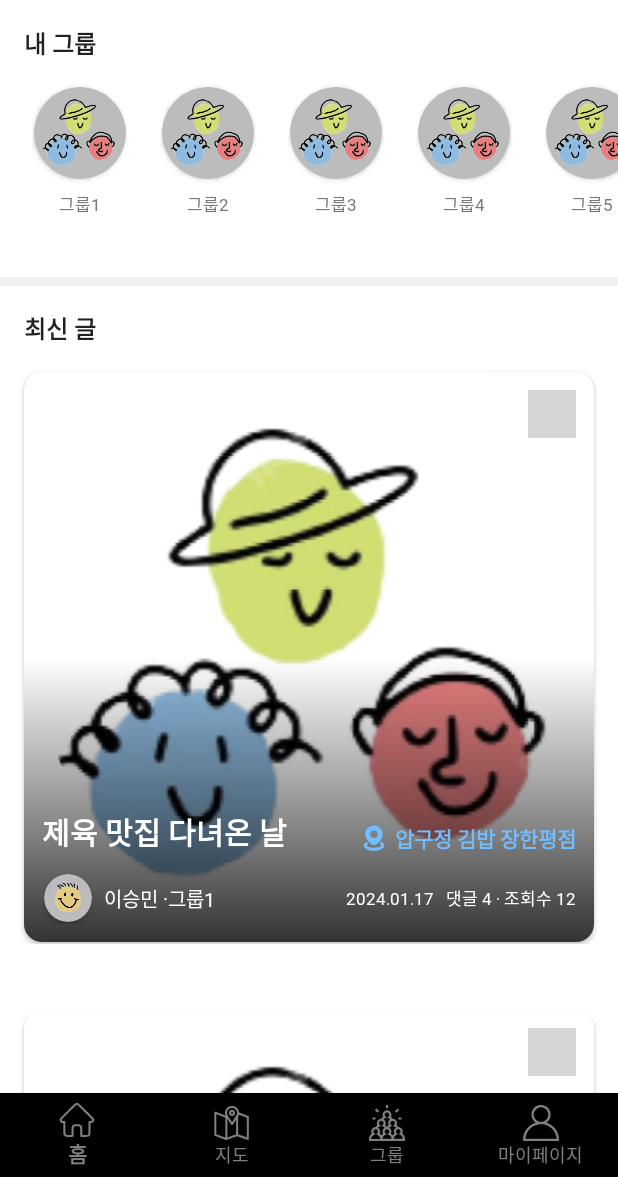
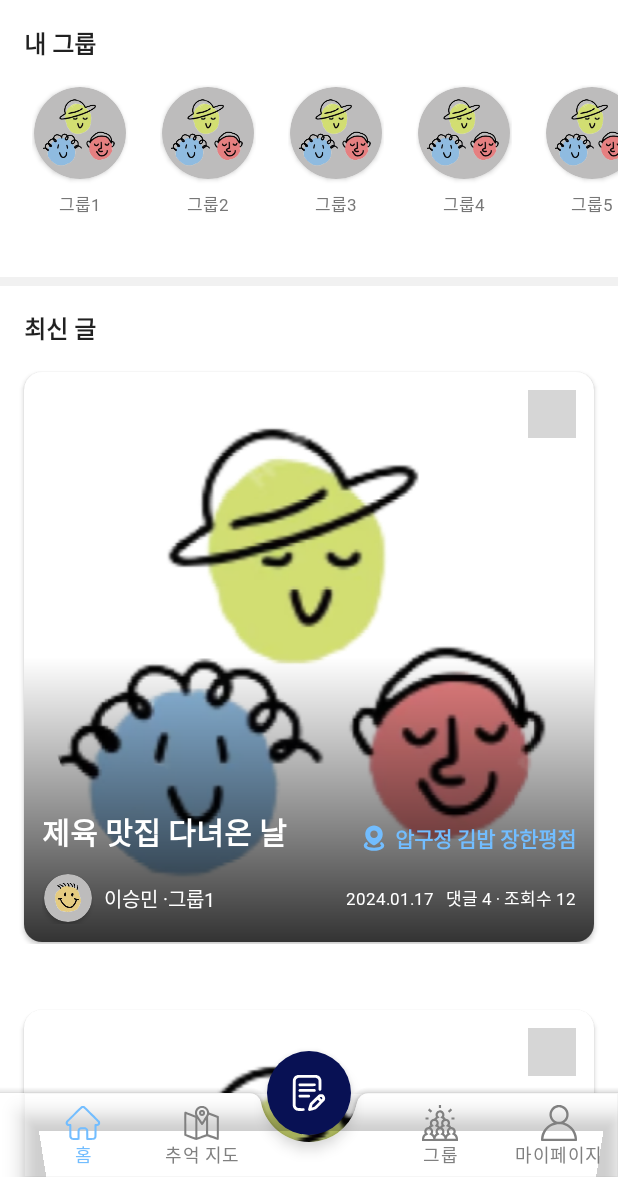
Before and after one commit to TTT-Sesac-2nd-project/WeWrite-FE, an Android app: the MainActivity screen opened directly, with no data from a screen before it, on a phone screen of 412 x 824 dp, the part 59-1236 px from its top. Run offline under Robolectric (Android 15) with nearby library versions, the phone set to English and light mode, and no system bars; pictures from the network do not load; grey boxes are pictures that could not be loaded.

Commit message:
navigation bar setting 변경

```diff
--- a/app/build.gradle
+++ b/app/build.gradle
@@ -66,7 +66,6 @@ dependencies {
     implementation 'com.squareup.okhttp3:logging-interceptor:4.9.2'
     implementation 'com.squareup.okhttp3:okhttp:4.9.2'
     implementation 'com.github.bumptech.glide:glide:4.12.0'
-    //dagger hilt
     implementation "com.google.dagger:hilt-android:2.40.5"
     implementation 'androidx.hilt:hilt-lifecycle-viewmodel:1.0.0-alpha03'
     testImplementation 'junit:junit:4.13.2'
--- a/app/src/main/AndroidManifest.xml
+++ b/app/src/main/AndroidManifest.xml
@@ -19,12 +19,7 @@
         </activity>
         <activity
             android:name=".ui.group.GroupPageActivity"
-            android:exported="true">
-            <intent-filter>
-                <action android:name="android.intent.action.MAIN" />
-
-                <category android:name="android.intent.category.LAUNCHER" />
-            </intent-filter>
+            android:exported="false">
         </activity>
         <activity
             android:name=".ui.detail.DetailActivity"
@@ -42,6 +37,11 @@
         <activity
             android:name=".ui.login.SplashActivity"
             android:exported="true">
+            <intent-filter>
+                <action android:name="android.intent.action.MAIN" />
+
+                <category android:name="android.intent.category.LAUNCHER" />
+            </intent-filter>
         </activity>
         <activity
             android:name=".ui.login.LoginActivity"
--- /dev/null
+++ b/app/src/main/res/drawable/bottom_navi_color.xml
@@ -0,0 +1,7 @@
+<?xml version="1.0" encoding="utf-8"?>
+<selector xmlns:android="http://schemas.android.com/apk/res/android">
+    <!-- 클릭했을 경우 -->
+    <item android:state_checked="true" android:color="@color/SkyBlue" />
+    <!-- 클릭하지 않은 경우 -->
+    <item android:state_checked="false" android:color="@color/gray" />
+</selector>
--- /dev/null
+++ b/app/src/main/res/drawable/vi_write_post.xml
@@ -0,0 +1,21 @@
+<vector xmlns:android="http://schemas.android.com/apk/res/android"
+    android:width="32dp"
+    android:height="32dp"
+    android:viewportWidth="28"
+    android:viewportHeight="28">
+    <path
+        android:fillColor="#FFFFFFFF"
+        android:pathData="M4.79 0.1c-1.72 0.44-2.95 1.74-3.3 3.5-0.1 0.6-0.1 20.2 0 20.8 0.3 1.53 1.27 2.71 2.67 3.29C4.87 27.99 5.04 28 7.5 28c2.14 0 2.3 0 2.49-0.1 0.25-0.14 0.42-0.31 0.53-0.57 0.22-0.53 0-1.15-0.53-1.41-0.19-0.1-0.35-0.1-2.1-0.1-1.05-0.01-2.08-0.03-2.28-0.06-0.96-0.12-1.73-0.83-1.9-1.75C3.64 23.61 3.64 4.4 3.72 4c0.17-0.92 0.94-1.63 1.9-1.75 0.48-0.06 13.38-0.06 13.86 0 0.96 0.12 1.73 0.83 1.9 1.75 0.04 0.18 0.06 1.66 0.06 3.82v3.54l0.12 0.24c0.07 0.13 0.22 0.32 0.33 0.4 0.18 0.15 0.27 0.18 0.58 0.2 0.55 0.03 0.93-0.2 1.13-0.66 0.12-0.3 0.12-7.3 0-7.93-0.35-1.8-1.61-3.11-3.35-3.51C19.9 0 19.07 0 12.5 0 5.7 0 5.14 0 4.8 0.1Z"/>
+    <path
+        android:fillColor="#FFFFFFFF"
+        android:pathData="M6.43 6.65c-0.76 0.39-0.85 1.37-0.18 1.9l0.21 0.17 6.01 0.02c5.83 0.01 6.02 0.01 6.22-0.1 0.82-0.41 0.82-1.55 0-1.97-0.2-0.1-0.4-0.1-6.15-0.1-5.28 0-5.97 0-6.11 0.08Z"/>
+    <path
+        android:fillColor="#FFFFFFFF"
+        android:pathData="M6.43 11.03c-0.76 0.38-0.85 1.37-0.18 1.9l0.21 0.17 6.01 0.01c5.83 0.02 6.02 0.02 6.22-0.09 0.82-0.42 0.82-1.56 0-1.98-0.2-0.1-0.4-0.1-6.15-0.1-5.28 0-5.97 0-6.11 0.09Z"/>
+    <path
+        android:fillColor="#FFFFFFFF"
+        android:pathData="M22.43 14.96c-0.44 0.12-0.75 0.27-1.12 0.54-0.18 0.13-1.74 1.65-3.47 3.38L14.72 22l-0.2 0.63c-1.15 3.78-1.2 3.91-1.2 4.28 0 0.32 0.02 0.39 0.16 0.6 0.1 0.12 0.27 0.29 0.38 0.35 0.4 0.22 0.61 0.19 3.08-0.5 1.23-0.34 2.33-0.66 2.43-0.71 0.1-0.05 1.62-1.54 3.39-3.3 3.18-3.19 3.2-3.21 3.43-3.67 0.5-1.04 0.5-2.03 0.01-3.04-0.36-0.73-1.05-1.34-1.83-1.61-0.44-0.16-1.5-0.2-1.94-0.08Zm1.23 2.22c0.35 0.13 0.68 0.6 0.68 0.98 0 0.24-0.17 0.59-0.37 0.77l-0.16 0.16-0.73-0.74-0.73-0.74 0.15-0.17c0.1-0.1 0.24-0.2 0.33-0.25 0.2-0.08 0.62-0.1 0.83-0.01Zm-3.44 5.5l-2 2.01-1.06 0.3-1.05 0.26c-0.02 0 0.12-0.47 0.3-1.04l0.3-1.02 2.01-2.01 2.01-2 0.75 0.74 0.75 0.75-2.01 2Z"/>
+    <path
+        android:fillColor="#FFFFFFFF"
+        android:pathData="M6.43 15.4c-0.76 0.4-0.85 1.37-0.18 1.9l0.21 0.17h3.88 3.87l0.21-0.17c0.6-0.47 0.6-1.31 0-1.8l-0.21-0.16-3.8-0.02c-3.39 0-3.84 0-3.98 0.08Z"/>
+</vector>
--- a/app/src/main/res/layout/activity_main.xml
+++ b/app/src/main/res/layout/activity_main.xml
@@ -1,32 +1,48 @@
 <?xml version="1.0" encoding="utf-8"?>
-<androidx.constraintlayout.widget.ConstraintLayout xmlns:android="http://schemas.android.com/apk/res/android"
+<androidx.coordinatorlayout.widget.CoordinatorLayout
+    xmlns:android="http://schemas.android.com/apk/res/android"
     xmlns:app="http://schemas.android.com/apk/res-auto"
     xmlns:tools="http://schemas.android.com/tools"
     android:layout_width="match_parent"
     android:layout_height="match_parent"
     tools:context=".ui.MainActivity">
 
-    <FrameLayout
+    <androidx.fragment.app.FragmentContainerView
         android:id="@+id/fragment_container"
         android:layout_width="match_parent"
-        android:layout_height="0dp"
-        android:text="Hello World!"
-        app:layout_constraintBottom_toTopOf="@+id/bottom_navi"
-        app:layout_constraintEnd_toEndOf="parent"
-        app:layout_constraintStart_toStartOf="parent"
-        app:layout_constraintTop_toTopOf="parent" />
+        android:layout_height="match_parent" />
 
-    <com.google.android.material.bottomnavigation.BottomNavigationView
-        android:id="@+id/bottom_navi"
+    <com.google.android.material.bottomappbar.BottomAppBar
+        android:id="@+id/bottom_app_bar"
         android:layout_width="match_parent"
         android:layout_height="wrap_content"
         android:layout_gravity="bottom"
-        app:menu="@menu/navi_menu"
-        app:itemIconTint="@color/gray"
-        app:itemTextColor="@color/gray"
-        app:labelVisibilityMode="labeled"
-        app:layout_constraintBottom_toBottomOf="parent"
-        app:layout_constraintEnd_toEndOf="parent"
-        app:layout_constraintStart_toStartOf="parent" />
+        android:backgroundTint="@color/white"
+        app:fabAlignmentMode="center" >
 
-</androidx.constraintlayout.widget.ConstraintLayout>
+        <com.google.android.material.bottomnavigation.BottomNavigationView
+            android:id="@+id/bottom_navi"
+            android:layout_width="match_parent"
+            android:layout_height="wrap_content"
+            android:layout_gravity="bottom"
+            android:background="@android:color/transparent"
+            app:menu="@menu/navi_menu"
+            app:itemTextColor="@drawable/bottom_navi_color"
+            app:itemIconTint="@drawable/bottom_navi_color"
+            app:labelVisibilityMode="labeled" />
+
+    </com.google.android.material.bottomappbar.BottomAppBar>
+    <com.google.android.material.floatingactionbutton.FloatingActionButton
+        android:id="@+id/floating_save"
+        android:layout_width="wrap_content"
+        android:layout_height="wrap_content"
+        android:backgroundTint="@color/BluePurple"
+        android:padding="4dp"
+        android:clickable="true"
+        android:focusable="true"
+        android:src="@drawable/vi_write_post"
+        app:borderWidth="0dp"
+        app:layout_anchor="@id/bottom_app_bar"
+        app:tint="@android:color/white" />
+
+</androidx.coordinatorlayout.widget.CoordinatorLayout>
--- a/app/src/main/res/layout/fragment_group.xml
+++ b/app/src/main/res/layout/fragment_group.xml
@@ -72,7 +72,7 @@
                         android:id="@+id/tv_group_create"
                         android:layout_width="wrap_content"
                         android:layout_height="wrap_content"
-                        android:text="그룹 생성"
+                        android:text="@string/group_create"
                         android:textColor="@color/white"
                         android:textStyle="bold"
                         android:textSize="16sp"
@@ -109,7 +109,7 @@
                         android:id="@+id/tv_group_join"
                         android:layout_width="wrap_content"
                         android:layout_height="wrap_content"
-                        android:text="그룹 생성"
+                        android:text="@string/group_join"
                         android:textColor="@color/white"
                         android:textStyle="bold"
                         android:textSize="16sp"
--- a/app/src/main/res/menu/navi_menu.xml
+++ b/app/src/main/res/menu/navi_menu.xml
@@ -5,20 +5,27 @@
         app:showAsAction="ifRoom"
         android:enabled="true"
         android:icon="@drawable/navi_home"
-        android:title="홈" />
+        android:title="@string/navi_home" />
+
     <item android:id="@+id/navi_map"
         app:showAsAction="ifRoom"
         android:icon="@drawable/navi_map"
-        android:title="지도" />
+        android:title="@string/navi_map" />
+
+    <item
+        android:id="@+id/blank"
+        android:enabled="false"
+        app:showAsAction="never"
+        android:title="" />
+
     <item android:id="@+id/navi_group"
         app:showAsAction="ifRoom"
-        android:enabled="true"
+        android:checked="false"
         android:icon="@drawable/navi_group"
-        android:title="그룹" />
+        android:title="@string/navi_group" />
+
     <item android:id="@+id/navi_mypage"
-        app:showAsAction="ifRoom"
-        android:enabled="true"
         android:icon="@drawable/navi_mypage"
-        android:title="마이페이지" />
+        android:title="@string/navi_mypage" />
 
 </menu>
--- a/app/src/main/res/values/strings.xml
+++ b/app/src/main/res/values/strings.xml
@@ -43,6 +43,8 @@
     <string name="group_manage_toolbar">그룹 관리</string>
     <string name="group_member">그룹 멤버</string>
     <string name="group_member_count">4</string>
+    <string name="group_join">그룹 참가</string>
+    <string name="group_create">그룹 생성</string>
 
     <!-- GroupPageActivity -->
     <string name="group_page_invite">초대하기</string>
@@ -61,5 +63,11 @@
     <string name="dialog_delete">삭제하기</string>
     <string name="dialog_cancel">취소</string>
 
+    <!-- navigation -->
+    <string name="navi_home">홈</string>
+    <string name="navi_map">추억 지도</string>
+    <string name="navi_group">그룹</string>
+    <string name="navi_mypage">마이페이지</string>
+
 
 </resources>
--- a/app/src/main/res/values/themes.xml
+++ b/app/src/main/res/values/themes.xml
@@ -1,9 +1,10 @@
 <resources xmlns:tools="http://schemas.android.com/tools">
     <!-- Base application theme. -->
-    <style name="Base.Theme.WeWrite" parent="Theme.AppCompat.DayNight.NoActionBar">
+    <style name="Base.Theme.WeWrite" parent="Theme.MaterialComponents.Light.NoActionBar">
         <item name="android:windowLightStatusBar">true</item>
         <item name="android:textViewStyle">@style/CustomFontStyle</item>
         <item name="android:colorBackground">@color/white</item>
+        <item name="android:statusBarColor">@color/Gray9</item>
     </style>
 
     <style name="Theme.WeWrite" parent="Base.Theme.WeWrite" />
```
